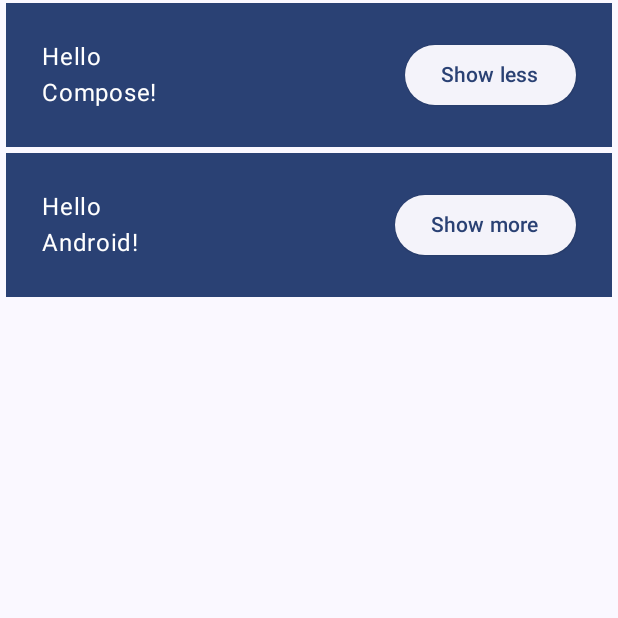
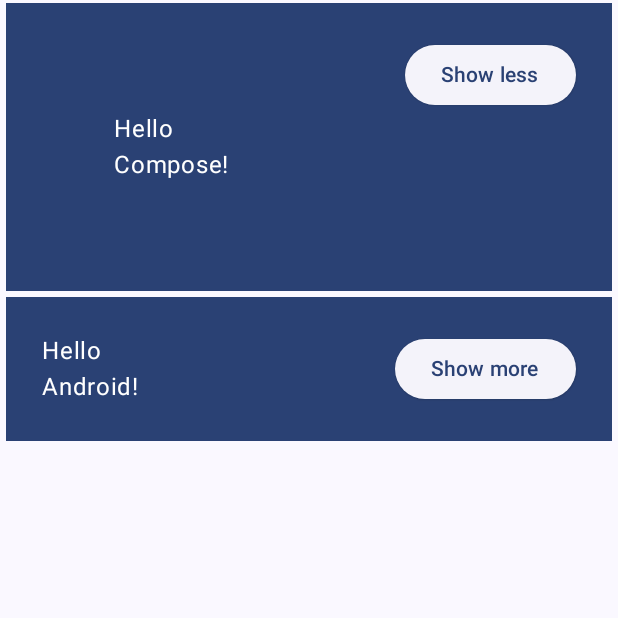
Before and after one commit to hamidrezafarahani/SecondComposeSampleApp, an Android app built with Jetpack Compose: the screen it shows after launch (MainActivity), after a tap on "Show more", on a phone screen of 412 x 824 dp, the top half of it. Run offline under Robolectric (Android 15) with nearby library versions, the phone set to English and light mode, and no system bars.

Commit message:
add extra padding

```diff
--- a/app/src/main/java/com/example/secondcomposesampleapp/MainActivity.kt
+++ b/app/src/main/java/com/example/secondcomposesampleapp/MainActivity.kt
@@ -38,13 +38,14 @@ fun Greeting(name: String, modifier: Modifier = Modifier) {
     var expanded by rememberSaveable {
         mutableStateOf(false)
     }
+    val extraPadding = if (expanded) 48.dp else 0.dp
     Surface(
         color = MaterialTheme.colorScheme.primary,
         modifier = modifier.padding(vertical = 2.dp, horizontal = 4.dp)
     ) {
         Row(modifier = modifier.padding(24.dp)) {
             Column(
-                modifier = modifier.weight(1f)
+                modifier = modifier.weight(1f).padding(extraPadding)
             ) {
                 Text(text = "Hello")
                 Text(
```
